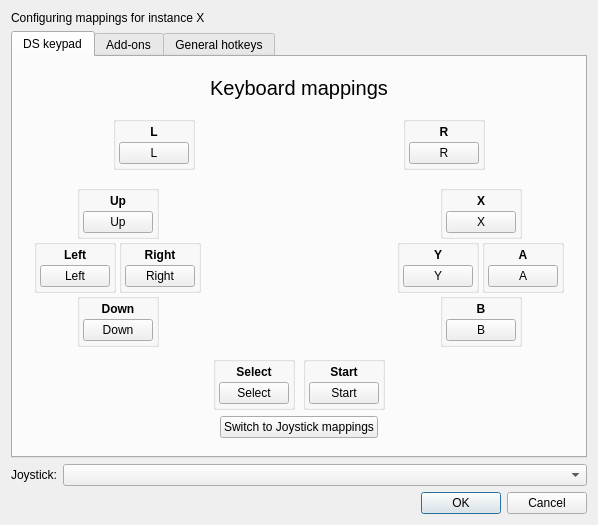
Before: the Qt Designer form src/frontend/qt_sdl/InputConfig/InputConfigDialog.ui in melonDS-emu/melonDS, drawn with Qt 5.
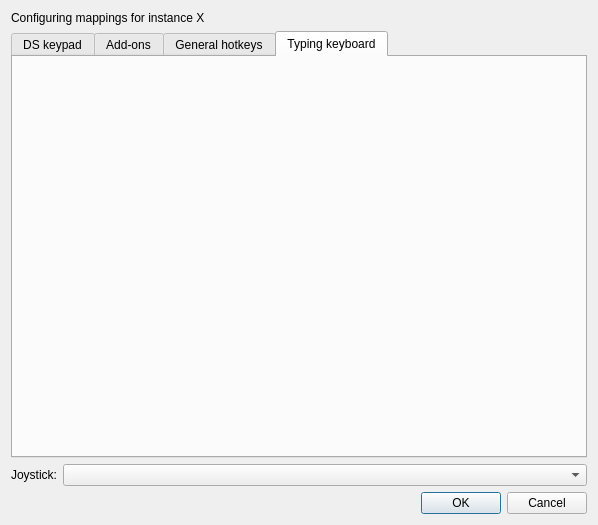
After: the same form once the commit is applied. The open tabs and pages were chosen to show the change. Icons and pictures are not drawn.

Commit message: qt: add a Typing keyboard tab to input settings

Patch:
```diff
--- a/src/frontend/qt_sdl/InputConfig/InputConfigDialog.ui
+++ b/src/frontend/qt_sdl/InputConfig/InputConfigDialog.ui
@@ -2277,6 +2277,12 @@
        <string>General hotkeys</string>
       </attribute>
      </widget>
+     <widget class="QWidget" name="tabTypingKeyboard">
+      <attribute name="title">
+       <string>Typing keyboard</string>
+      </attribute>
+      <layout class="QVBoxLayout" name="layTypingKeyboard"/>
+     </widget>
     </widget>
    </item>
    <item row="7" column="0" colspan="2">
```
The commit also changes 7 other files.
